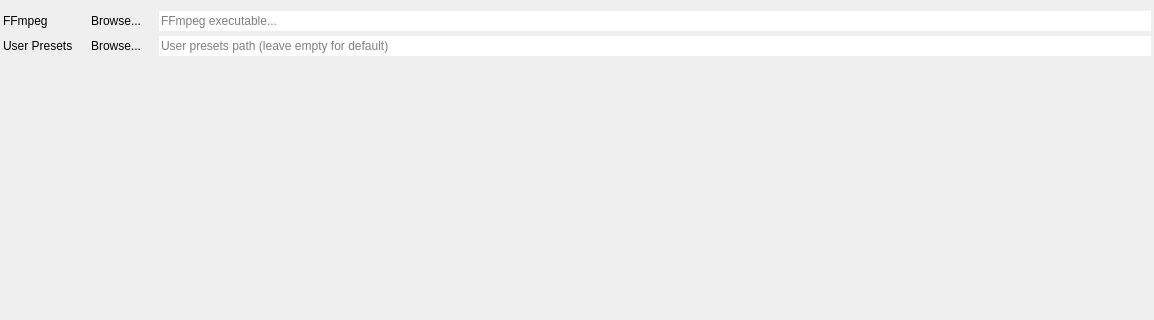
First picture: the form in src/UI/ffmpegsettingswidget.ui, repository RxLaboratory/DuME, before the edit; both pictures show x 0 to 1154 and y 0 to 320 of the 1154 by 560 pixel window.
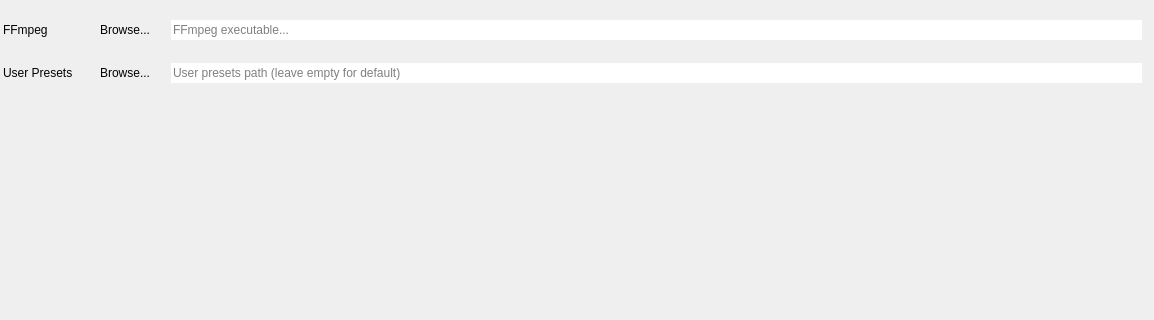
Second picture: the form after the edit.

```diff
--- a/src/UI/ffmpegsettingswidget.ui
+++ b/src/UI/ffmpegsettingswidget.ui
@@ -69,33 +69,6 @@
         </property>
        </widget>
       </item>
-      <item row="0" column="1">
-       <layout class="QHBoxLayout" name="horizontalLayout_5">
-        <item>
-         <widget class="QPushButton" name="ffmpegBrowseButton">
-          <property name="text">
-           <string>Browse...</string>
-          </property>
-          <property name="flat">
-           <bool>true</bool>
-          </property>
-         </widget>
-        </item>
-        <item>
-         <widget class="QLineEdit" name="ffmpegPathEdit">
-          <property name="text">
-           <string/>
-          </property>
-          <property name="frame">
-           <bool>false</bool>
-          </property>
-          <property name="placeholderText">
-           <string>FFmpeg executable...</string>
-          </property>
-         </widget>
-        </item>
-       </layout>
-      </item>
       <item row="1" column="0">
        <widget class="QLabel" name="label_9">
         <property name="sizePolicy">
@@ -110,6 +83,7 @@
        </widget>
       </item>
       <item row="1" column="1">
+       <widget class="QWidget" name="presetsWidget" native="true">
        <layout class="QHBoxLayout" name="horizontalLayout_6">
         <item>
          <widget class="QPushButton" name="userPresetsBrowseButton">
@@ -135,6 +109,36 @@
          </widget>
         </item>
        </layout>
+       </widget>
+      </item>
+      <item row="0" column="1">
+       <widget class="QWidget" name="pathWidget" native="true">
+        <layout class="QHBoxLayout" name="horizontalLayout_5">
+         <item>
+          <widget class="QPushButton" name="ffmpegBrowseButton">
+           <property name="text">
+            <string>Browse...</string>
+           </property>
+           <property name="flat">
+            <bool>true</bool>
+           </property>
+          </widget>
+         </item>
+         <item>
+          <widget class="QLineEdit" name="ffmpegPathEdit">
+           <property name="text">
+            <string/>
+           </property>
+           <property name="frame">
+            <bool>false</bool>
+           </property>
+           <property name="placeholderText">
+            <string>FFmpeg executable...</string>
+           </property>
+          </widget>
+         </item>
+        </layout>
+       </widget>
       </item>
      </layout>
     </widget>
```
Lines whose indentation alone changed are shown as unchanged.
